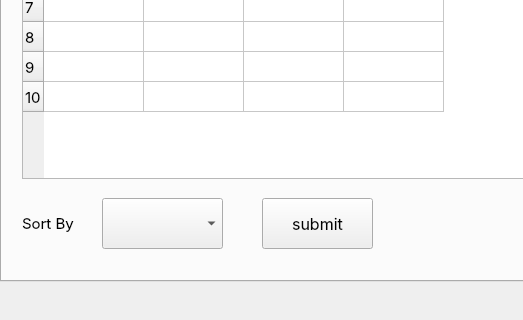
PHANTOM-2004/GameStatistics, file src/ui/mainwindow.ui: the form before one commit; both pictures show x 0 to 523 and y 259 to 579 of the 800 by 579 pixel window.
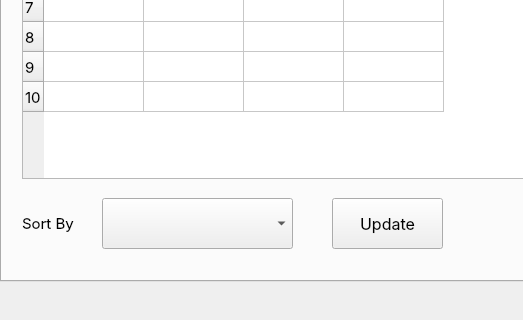
The form after the commit.

The edit to the form file:
```diff
--- a/src/ui/mainwindow.ui
+++ b/src/ui/mainwindow.ui
@@ -451,7 +451,7 @@
        <rect>
         <x>100</x>
         <y>430</y>
-        <width>121</width>
+        <width>191</width>
         <height>51</height>
        </rect>
       </property>
@@ -484,7 +484,7 @@
      <widget class="QPushButton" name="sortButton">
       <property name="geometry">
        <rect>
-        <x>260</x>
+        <x>330</x>
         <y>430</y>
         <width>111</width>
         <height>51</height>
@@ -497,7 +497,7 @@
        </font>
       </property>
       <property name="text">
-       <string>submit</string>
+       <string>Update</string>
       </property>
      </widget>
      <widget class="QTableWidget" name="rankTable">
```
Left out of the diff: 3 changed lines with no effect on the pictures.
